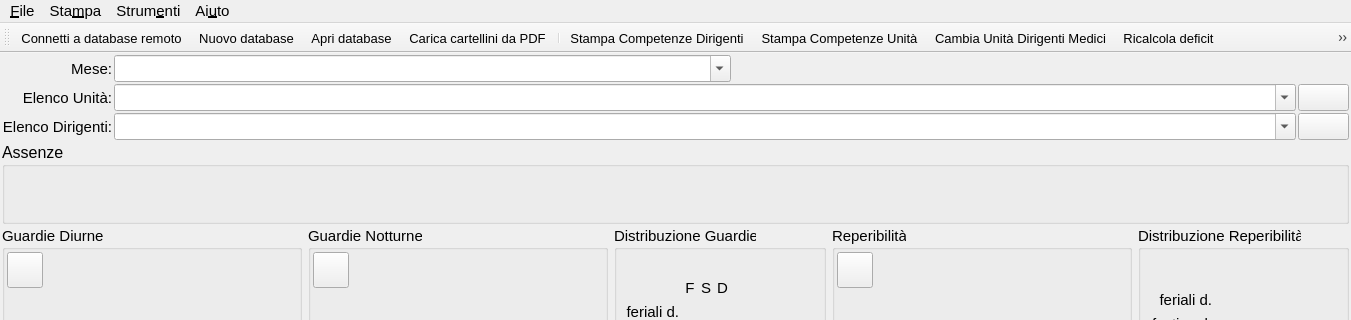
Old version of the form mainwindow.ui in the repository gcala/GestioneCompetenzeMedici; both pictures show x 0 to 1351 and y 0 to 320 of the 1351 by 751 pixel window.
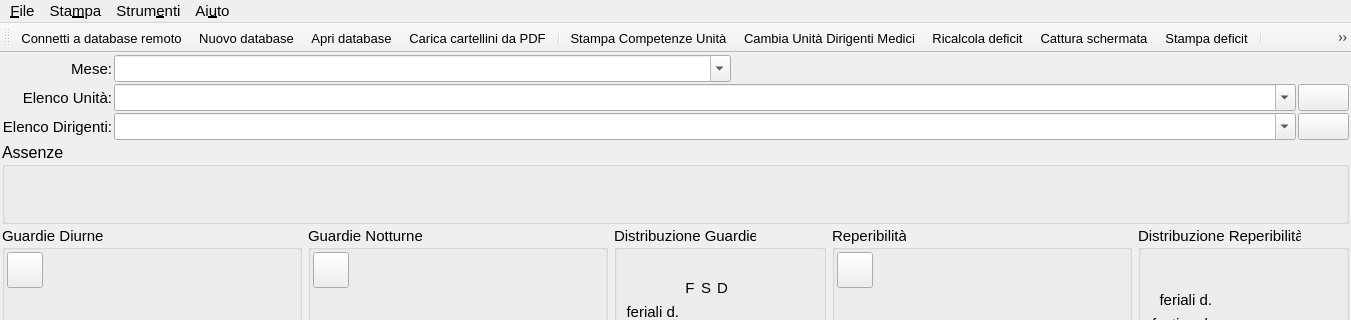
New version of the form. Icons and pictures are not drawn. Custom widgets are drawn as their Qt base class.

Commit message: removed unused CompetenzeDirigenteExporter

```diff
--- a/mainwindow.ui
+++ b/mainwindow.ui
@@ -2722,7 +2722,6 @@
    <addaction name="actionApriDatabase"/>
    <addaction name="actionCaricaPdf"/>
    <addaction name="separator"/>
-   <addaction name="actionStampaCompetenzeDirigenti"/>
    <addaction name="actionStampaCompetenzeUnita"/>
    <addaction name="actionCambiaUnit"/>
    <addaction name="actionRicalcolaDeficit"/>
@@ -2816,15 +2815,6 @@
     <string>&amp;Nuovo database...</string>
    </property>
   </action>
-  <action name="actionStampaCompetenzeDirigenti">
-   <property name="icon">
-    <iconset resource="assets.qrc">
-     <normaloff>:/icons/view-process-users.svg</normaloff>:/icons/view-process-users.svg</iconset>
-   </property>
-   <property name="text">
-    <string>&amp;Stampa Competenze Dirigenti</string>
-   </property>
-  </action>
   <action name="actionStampaCompetenzeUnita">
    <property name="icon">
     <iconset resource="assets.qrc">
```
Left out of the diff: 59 changed lines with no effect on the pictures. The commit also changes 5 other files.
